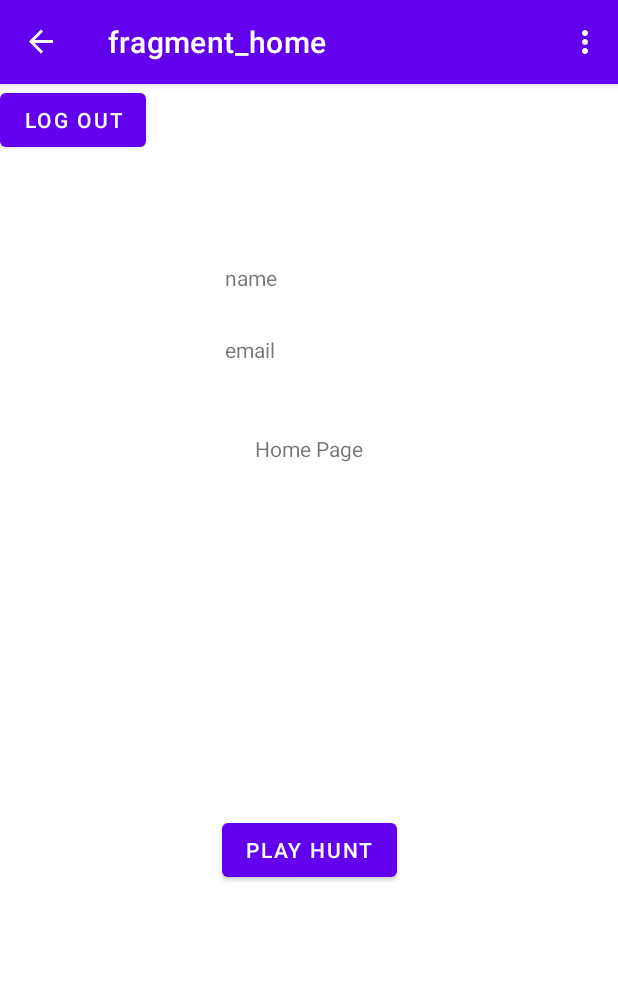
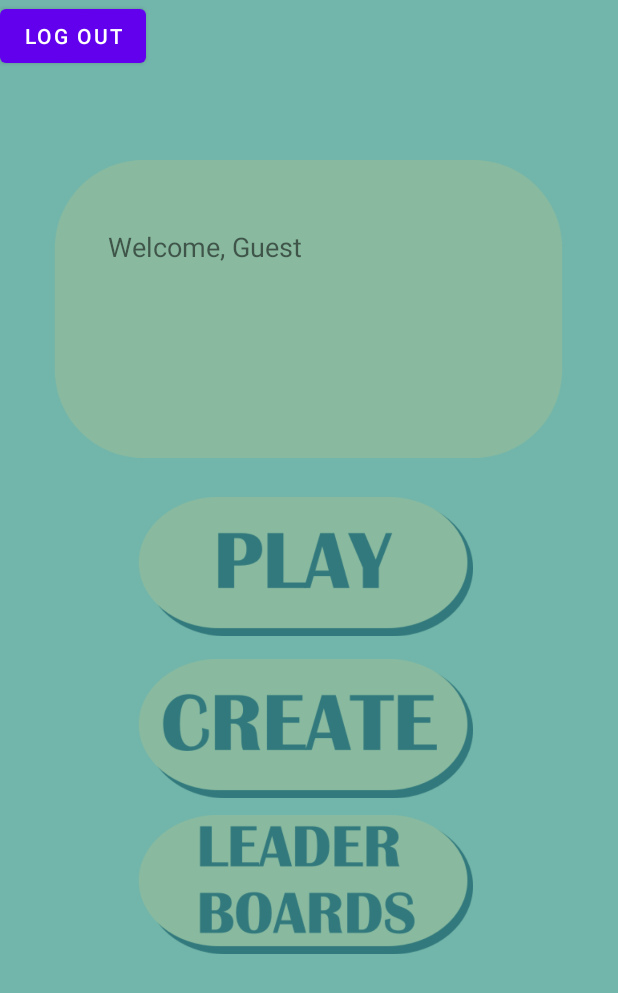
Before and after one commit to yosephkimm/Scavenge, an Android app: the HomeFragment screen opened through its navigation route, on a phone screen of 412 x 824 dp. Shown: the top 993 px of the screen. Run offline under Robolectric (Android 15) with nearby library versions, the phone set to English and light mode, and no system bars; our stand-ins replace navigation-ui.

Commit message:
login UI design updated and home fragment UI design updated. play button works but not create or leaderboard button yet.

```diff
--- a/app/src/main/AndroidManifest.xml
+++ b/app/src/main/AndroidManifest.xml
@@ -16,10 +16,6 @@
         android:supportsRtl="true"
         android:theme="@style/Theme.Scavenger"
         tools:targetApi="31">
-
-        <meta-data
-            android:name="com.google.android.geo.API_KEY"
-            android:value="${MAPS_API_KEY}" />
 
         <meta-data
             android:name="com.google.android.gms.version"
--- a/app/src/main/java/com/example/scavenger/FirstFragment.java
+++ b/app/src/main/java/com/example/scavenger/FirstFragment.java
@@ -1,5 +1,6 @@
 package com.example.scavenger;
 
+import android.graphics.Color;
 import android.os.Bundle;
 import android.view.LayoutInflater;
 import android.view.View;
@@ -31,6 +32,7 @@ public class FirstFragment extends Fragment {
     public void onViewCreated(@NonNull View view, Bundle savedInstanceState) {
         super.onViewCreated(view, savedInstanceState);
 
+        getView().setBackgroundColor(getResources().getColor(R.color.turquoise));
     }
 
 
--- a/app/src/main/java/com/example/scavenger/HomeFragment.java
+++ b/app/src/main/java/com/example/scavenger/HomeFragment.java
@@ -1,6 +1,7 @@
 package com.example.scavenger;
 
 import android.content.Intent;
+import android.graphics.Color;
 import android.os.Bundle;
 
 import androidx.annotation.NonNull;
@@ -40,8 +41,9 @@ public class HomeFragment extends Fragment {
 
     public void onViewCreated(@NonNull View view, Bundle savedInstanceState) {
         super.onViewCreated(view, savedInstanceState);
+        getView().setBackgroundColor(getResources().getColor(R.color.turquoise));
 
-        binding.buttonHuntLead.setOnClickListener(new View.OnClickListener() {
+        binding.playbutton.setOnClickListener(new View.OnClickListener() {
             @Override
             public void onClick(View view) {
                 NavHostFragment.findNavController(HomeFragment.this)
@@ -64,10 +66,9 @@ public class HomeFragment extends Fragment {
         GoogleSignInAccount account=GoogleSignIn.getLastSignedInAccount(getActivity());
         // set name and email text located in login activity
         if (account != null) {
-            String Name = account.getDisplayName();
-            String Mail = account.getEmail();
-            binding.name.setText(Name);
-            binding.email.setText(Mail);
+            binding.name.setText("Welcome, " + account.getDisplayName());
+        } else {
+            binding.name.setText("Welcome, Guest");
         }
 
     }
--- a/app/src/main/java/com/example/scavenger/MainActivity.java
+++ b/app/src/main/java/com/example/scavenger/MainActivity.java
@@ -3,8 +3,15 @@ package com.example.scavenger;
 import android.content.Intent;
 import android.os.Bundle;
 
+import com.google.android.gms.auth.api.signin.GoogleSignIn;
+import com.google.android.gms.auth.api.signin.GoogleSignInAccount;
+import com.google.android.gms.auth.api.signin.GoogleSignInClient;
+import com.google.android.gms.auth.api.signin.GoogleSignInOptions;
+import com.google.android.gms.common.api.ApiException;
+import com.google.android.gms.tasks.Task;
 import com.google.android.material.snackbar.Snackbar;
 
+import androidx.annotation.Nullable;
 import androidx.appcompat.app.AppCompatActivity;
 
 import android.view.View;
@@ -18,33 +25,116 @@ import com.example.scavenger.databinding.ActivityMainBinding;
 
 import android.view.Menu;
 import android.view.MenuItem;
+import android.widget.ImageView;
+import android.widget.TextView;
+import android.widget.Toast;
 
 public class MainActivity extends AppCompatActivity {
 
     private AppBarConfiguration appBarConfiguration;
     private ActivityMainBinding binding;
 
+    // https://www.youtube.com/watch?v=jEKjI0OzNNI
+    private ImageView signin; // sign in image that acts as a button when pressed
+    private TextView invalidlogin;
+    private GoogleSignInOptions gso; // for sign in process
+    private GoogleSignInClient gsc; // for sign in process
+
+    private NavController navController;
+
     @Override
     protected void onCreate(Bundle savedInstanceState) {
         super.onCreate(savedInstanceState);
-
         binding = ActivityMainBinding.inflate(getLayoutInflater());
         setContentView(binding.getRoot());
-
         setSupportActionBar(binding.toolbar);
-
-        NavController navController = Navigation.findNavController(this, R.id.nav_host_fragment_content_main);
+        navController = Navigation.findNavController(this, R.id.nav_host_fragment_content_main);
         appBarConfiguration = new AppBarConfiguration.Builder(navController.getGraph()).build();
         NavigationUI.setupActionBarWithNavController(this, navController, appBarConfiguration);
+        getSupportActionBar().hide(); // hides the action bar at the top of the screen
 
-        binding.fab.setOnClickListener(new View.OnClickListener() {
+        invalidlogin = findViewById(R.id.invalidlogin);
+        invalidlogin.setText("");
+        signin= findViewById(R.id.signinimage);
+        gso = new GoogleSignInOptions.Builder(GoogleSignInOptions.DEFAULT_SIGN_IN)
+                .requestEmail()
+                .build();
+        gsc = GoogleSignIn.getClient(this,gso);
+        gsc.signOut();
+
+        // when the sign in button is pressed, invoke the Google sign in process
+        signin.setOnClickListener(new View.OnClickListener() {
             @Override
             public void onClick(View view) {
-                Snackbar.make(view, "Replace with your own action", Snackbar.LENGTH_LONG)
-                        .setAction("Action", null).show();
+                SignIn();
+            }
+        });
+        // when the continue as guest button is pressed, sign in the user as a guest
+        findViewById(R.id.asguestimage).setOnClickListener(new View.OnClickListener() {
+            @Override
+            public void onClick(View view) {
+                HomeActivity();
             }
         });
 
+
+}
+
+
+
+    /*
+     * Get the Google sign in intent and invoke the onActivityResult method
+     */
+    private void SignIn() {
+        Intent intent = gsc.getSignInIntent();
+        startActivityForResult(intent, 100);
+    }
+    /*
+     * Gets the request and if successful, call HomeActivity method
+     */
+    @Override
+    protected void onActivityResult(int requestCode, int resultCode, @Nullable Intent data) {
+        super.onActivityResult(requestCode, resultCode, data);
+        GoogleSignInAccount account=GoogleSignIn.getLastSignedInAccount(this);
+        if (!verifyEmail(account.getEmail())) {
+            invalidlogin.setText("Error: invalid email");
+            gsc.signOut();
+            return;
+        }
+        if (requestCode==100) {
+            Task<GoogleSignInAccount> task=GoogleSignIn.getSignedInAccountFromIntent(data);
+            try {
+                task.getResult(ApiException.class);
+                HomeActivity();
+            } catch (ApiException e) {
+                Toast.makeText(this, "Error", Toast.LENGTH_SHORT).show();
+            }
+        }
+    }
+
+    /*
+     * Checks to see if email address ends with "@my.wheaton.edu" to verify
+     */
+    private boolean verifyEmail(String email) {
+        int atSign = email.indexOf('@');
+        if (atSign != -1) {
+            if (email.substring(atSign).equalsIgnoreCase("@my.wheaton.edu")) return true;
+        }
+        return false;
+    }
+
+    /*
+     * Ends this activity and begins the LoginActivity (home page of the app)
+     */
+    private void HomeActivity() {
+        //navController.navigate(R.id.action_FirstFragment_to_HomeFragment);
+        /*
+        finish();
+        Intent intent = new Intent(getApplicationContext(), HomeActivity.class);
+        startActivity(intent);
+
+         */
+        navController.navigate(R.id.homeFragment2);
     }
 
     @Override
--- a/app/src/main/res/layout/content_main.xml
+++ b/app/src/main/res/layout/content_main.xml
@@ -16,4 +16,5 @@
         app:layout_constraintStart_toStartOf="parent"
         app:layout_constraintTop_toTopOf="parent"
         app:navGraph="@navigation/nav_graph" />
+
 </androidx.constraintlayout.widget.ConstraintLayout>
--- a/app/src/main/res/layout/fragment_home.xml
+++ b/app/src/main/res/layout/fragment_home.xml
@@ -5,6 +5,51 @@
     android:layout_width="match_parent"
     android:layout_height="match_parent"
     tools:context=".HomeFragment">
+
+    <ImageView
+        android:id="@+id/homeblock"
+        android:layout_width="339dp"
+        android:layout_height="220dp"
+        android:layout_centerInParent="true"
+        android:layout_marginStart="36dp"
+        android:layout_marginTop="96dp"
+        android:src="@drawable/homeblock"
+        app:layout_constraintStart_toStartOf="parent"
+        app:layout_constraintTop_toTopOf="parent" />
+
+    <ImageView
+        android:id="@+id/createhuntbutton"
+        android:layout_width="223dp"
+        android:layout_height="163dp"
+        android:layout_centerInParent="true"
+        android:layout_marginStart="92dp"
+        android:layout_marginTop="404dp"
+        android:src="@drawable/createhuntbutton"
+        app:layout_constraintStart_toStartOf="parent"
+        app:layout_constraintTop_toTopOf="parent" />
+
+
+    <ImageView
+        android:id="@+id/leaderboardbutton"
+        android:layout_width="223dp"
+        android:layout_height="163dp"
+        android:layout_centerInParent="true"
+        android:layout_marginStart="92dp"
+        android:layout_marginTop="508dp"
+        android:src="@drawable/leaderboardbutton"
+        app:layout_constraintStart_toStartOf="parent"
+        app:layout_constraintTop_toTopOf="parent" />
+
+    <ImageView
+        android:id="@+id/playbutton"
+        android:layout_width="223dp"
+        android:layout_height="163dp"
+        android:layout_centerInParent="true"
+        android:layout_marginStart="92dp"
+        android:layout_marginTop="296dp"
+        android:src="@drawable/playbutton"
+        app:layout_constraintStart_toStartOf="parent"
+        app:layout_constraintTop_toTopOf="parent" />
 
     <Button
         android:id="@+id/logout"
@@ -15,45 +60,15 @@
         app:layout_constraintTop_toTopOf="parent" />
 
     <TextView
-        android:id="@+id/email"
-        android:layout_width="wrap_content"
-        android:layout_height="wrap_content"
-        android:layout_centerInParent="true"
-        android:layout_marginStart="150dp"
-        android:layout_marginTop="167dp"
-        android:text="email"
-        app:layout_constraintStart_toStartOf="parent"
-        app:layout_constraintTop_toTopOf="parent" />
-
-    <TextView
         android:id="@+id/name"
         android:layout_width="wrap_content"
         android:layout_height="wrap_content"
         android:layout_centerInParent="true"
-        android:layout_marginStart="150dp"
-        android:layout_marginTop="119dp"
+        android:layout_marginStart="72dp"
+        android:layout_marginTop="152dp"
         android:text="name"
+        android:textSize="18dp"
         app:layout_constraintStart_toStartOf="parent"
         app:layout_constraintTop_toTopOf="parent" />
 
-    <TextView
-        android:id="@+id/textview_first"
-        android:layout_width="wrap_content"
-        android:layout_height="wrap_content"
-        android:text="Home Page"
-        app:layout_constraintBottom_toTopOf="@id/button_hunt_lead"
-        app:layout_constraintEnd_toEndOf="parent"
-        app:layout_constraintStart_toStartOf="parent"
-        app:layout_constraintTop_toTopOf="parent" />
-
-    <Button
-        android:id="@+id/button_hunt_lead"
-        android:layout_width="wrap_content"
-        android:layout_height="wrap_content"
-        android:text="Play Hunt"
-        app:layout_constraintBottom_toBottomOf="parent"
-        app:layout_constraintEnd_toEndOf="parent"
-        app:layout_constraintStart_toStartOf="parent"
-        app:layout_constraintTop_toBottomOf="@id/textview_first" />
-
 </androidx.constraintlayout.widget.ConstraintLayout>
--- a/app/src/main/res/values/colors.xml
+++ b/app/src/main/res/values/colors.xml
@@ -8,4 +8,10 @@
     <color name="black">#FF000000</color>
     <color name="white">#FFFFFFFF</color>
     <color name="white_off">#E1D6D6</color>
+
+    <color name="dark_turquoise">#32797d</color>
+    <color name="mint">#89ba9f</color>
+    <color name="avocado">#dfffbf</color>
+    <color name="muck">#9a9b74</color>
+    <color name="turquoise">#72b5aa</color>
 </resources>
```
Also changed, not shown: app/src/main/res/layout/fragment_first.xml (+22 -10 lines), app/src/main/res/drawable/asguestimage.png (added), app/src/main/res/drawable/createhuntbutton.png (added), app/src/main/res/drawable/homeblock.png (added), app/src/main/res/drawable/leaderboardbutton.png (added), app/src/main/res/drawable/playbutton.png (added), app/src/main/res/drawable/signinimage.png.
